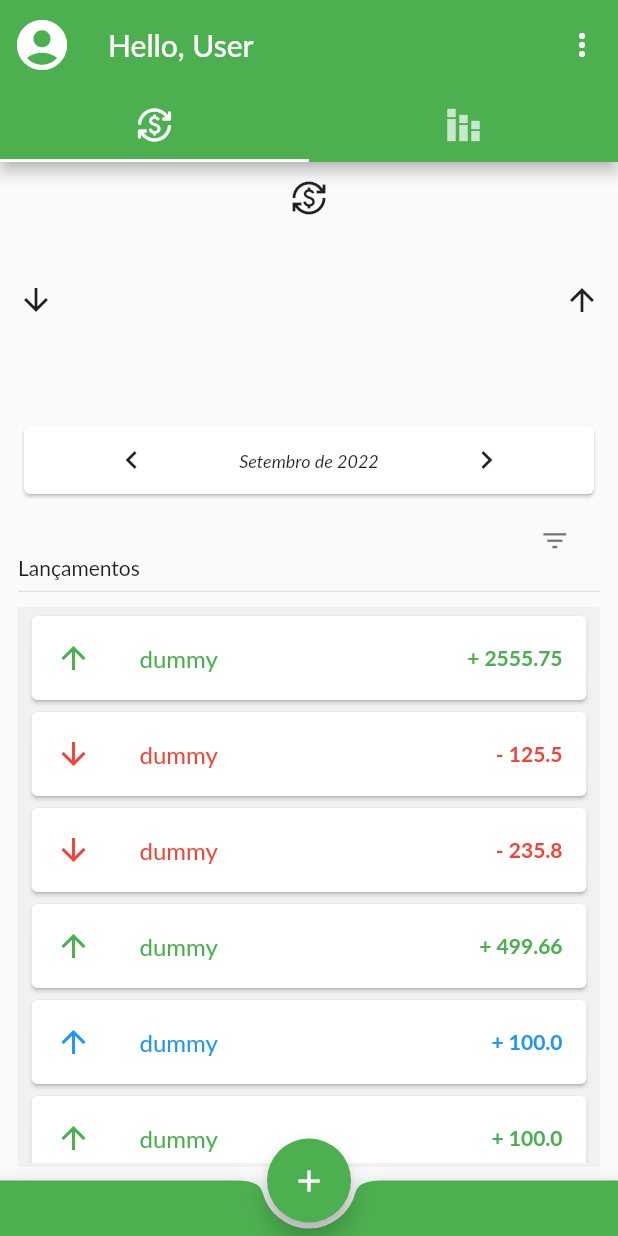
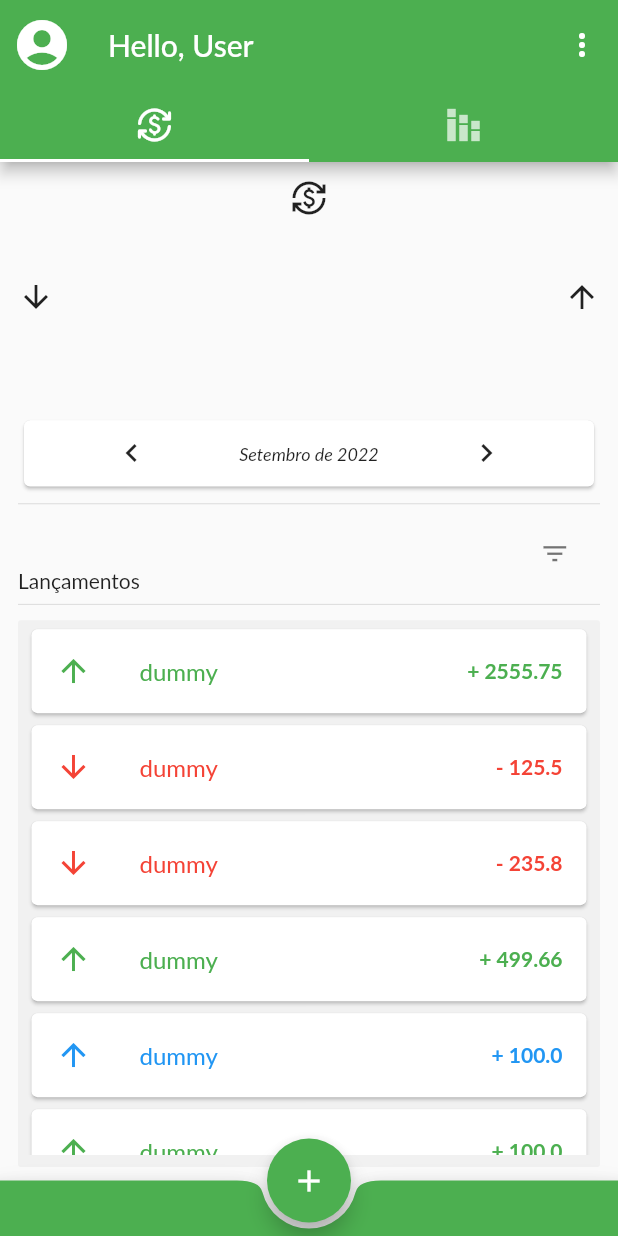
Before and after one commit to KassioRF/TP_PDM, a Flutter app: the screen it shows after launch, on a phone screen of 412 x 824 dp. Run offline on Flutter 3.47's test engine with Material 2 defaults, Android fonts, the phone set to English and light mode, and no system bars; Roboto replaces fonts that are missing (Lato).

Commit message:
Listview bugfix

```diff
--- a/gkfin/lib/data/dummy_data.dart
+++ b/gkfin/lib/data/dummy_data.dart
@@ -3,48 +3,63 @@ import '../providers/record.dart';
 // ignore: non_constant_identifier_names
 final List<Record> DUMMY_RECORDS = [
   Record(
+    id: 1,
     type: 'profit',
     value: 2555.75,
     desc: 'dummy',
   ),
   Record(
+    id: 2,
     type: 'spent',
     value: 125.5,
     desc: 'dummy',
   ),
   Record(
+    id: 3,
     type: 'spent',
     value: 235.8,
     desc: 'dummy',
   ),
   Record(
+    id: 4,
     type: 'profit',
     value: 499.66,
     desc: 'dummy',
   ),
   Record(
+    id: 5,
     type: 'invest',
     value: 100.0,
     desc: 'dummy',
   ),
   Record(
+    id: 6,
     type: 'profit',
     value: 100.0,
     desc: 'dummy',
   ),
   Record(
+    id: 7,
     type: 'spent',
     value: 525.5,
     desc: 'dummy',
   ),
   Record(
+    id: 8,
     type: 'spent',
     value: 25.5,
     desc: 'dummy',
   ),
   Record(
+    id: 9,
     type: 'spent',
     value: 30.5,
     desc: 'dummy',
   ),
+    Record(
+    id: 10,
+    type: 'invest',
+    value: 100.0,
+    desc: 'dummy',
+  ),
 ];
--- a/gkfin/lib/providers/record.dart
+++ b/gkfin/lib/providers/record.dart
@@ -1,12 +1,14 @@
 import 'package:flutter/widgets.dart';
 
 class Record with ChangeNotifier {
+  final int id;
   final String type;
   final double value;
   final String desc;
   //add date
 
   Record({
+    required this.id,
     required this.type,
     required this.value,
     required this.desc,
--- a/gkfin/lib/providers/records.dart
+++ b/gkfin/lib/providers/records.dart
@@ -28,8 +28,9 @@ class Records with ChangeNotifier {
     notifyListeners();
   }
 
-  void removeRecord(int index) {
-    _items.removeAt(index);
+  void  removeRecord(int id) {
+    // _items.removeAt(index);
+    _items.removeWhere((element) => element.id == id);
     notifyListeners();
   }
 
--- a/gkfin/lib/views/home.dart
+++ b/gkfin/lib/views/home.dart
@@ -43,6 +43,7 @@ class _HomeView extends State<HomeView> with SingleTickerProviderStateMixin {
   void initState(){
     super.initState();
     _tabController = TabController(vsync: this, length: 2);
+    // _tabController = TabController(vsync: this, length: 2);
   }
   // ignore: empty_constructor_bodies
   @override
@@ -148,28 +149,11 @@ class _HomeView extends State<HomeView> with SingleTickerProviderStateMixin {
               ),
             ),
 
-            //Records Filters
-            // Divider(height: 15,),
+            // Records Filters
+            Divider(height: 15,),
             Expanded(
               flex: 1,
-
               child: FilterItems(),
-              // Row(
-              //   mainAxisAlignment: MainAxisAlignment.spaceBetween,
-              //   crossAxisAlignment: CrossAxisAlignment.end,
-              //   children: <Widget>[
-              //     Text('Lançamentos'),
-              //     IconButton(
-              //       onPressed: (){},
-              //       //@TODO ADD BTN EVENT
-              //       icon: IconButton(
-              //         padding: EdgeInsets.only(top: 5.0),
-              //         onPressed: (){},
-              //         icon: Icon(Icons.filter_list),
-              //       )
-              //     ),
-              //   ]
-              // ),
             ),
 
             Divider(height: 15,),
@@ -178,6 +162,7 @@ class _HomeView extends State<HomeView> with SingleTickerProviderStateMixin {
             Expanded(
               flex: 7,
               child: Container(
+                padding: EdgeInsets.all(5.0),
                 decoration: _boxDecoration,
                 child: ListRecords(),
                 // child: showList(),
--- a/gkfin/lib/widgets/list_records.dart
+++ b/gkfin/lib/widgets/list_records.dart
@@ -7,8 +7,6 @@ import 'package:flutter/material.dart';
 import 'package:provider/provider.dart';
 import '../providers/records.dart';
 import '../providers/record.dart';
-
-
 
 // default box decoration
 
@@ -25,63 +23,38 @@ class _ListRecords extends State<ListRecords>{
   // Records recordsProvider = Records();
   @override
   void initState() {
-    // TODO: implement initState
     super.initState();
-    // getCurrentFilter();
   }
 
-  void getCurrentFilter() async {
-    // String activeFilter = recordsProvider.getFilter();
-  }
 
   void refresh(){
     setState(() {});
   }
 
-
   @override
   Widget build(BuildContext context) {
-    // show proft only, or spent,  or invest;
-    // final filter, const? enum ?
-    final recordsProvider = Provider.of<Records>(context);
-    final records = recordsProvider.items;
-
-    return ListView.builder (
-      padding: EdgeInsets.all(5.0),
-      itemCount: records.length,
-      itemBuilder: (ctx, i) => ChangeNotifierProvider.value(
-        value: records[i],
-        child: ListRecordsItem(index: i, refresh: refresh),
-      ),
+    return Consumer<Records>(
+      builder: (ctx, records, child) {
+        return ListView.builder(
+          itemCount: records.items.length,
+          itemBuilder: (ctx, i) => ListRecordsItem(index: i, record: records.items[i] ,refresh: refresh),
+        );
+      },
     );
   }
+}
+
+// ignore: must_be_immutable
+class ListRecordsItem extends StatelessWidget {
+  final int index;
+  final Record record;
+  VoidCallback refresh;
+
+  ListRecordsItem ({ Key? key, required this.index, required this.record, required this.refresh, } ): super(key:key);
 
 
-}
-
-
-// ignore: must_be_immutable
-class ListRecordsItem extends StatefulWidget {
-  // const ListRecordsItem ({super.key,required this.index});
-  final int index;
-  VoidCallback refresh;
-
-  ListRecordsItem ({ Key? key, required this.index, required this.refresh} ): super(key:key);
-  @override
-  // ignore: library_private_types_in_public_api
-  _ListRecordsItem createState() => _ListRecordsItem();
-
-}
-
-class _ListRecordsItem extends State<ListRecordsItem> {
-  @override
-  void initState() {
-    super.initState();
-  }
-
   // Show snackbar when onDismissed list item
-  void showSnackBar(context,index) {
-    Record record = Provider.of<Records>(context).items[index];
+  void showSnackBar(context,id) {
     ScaffoldMessenger.of(context).showSnackBar(
       SnackBar(
         content: Text("${record.desc} removido"),
@@ -90,56 +63,59 @@ class _ListRecordsItem extends State<ListRecordsItem> {
           label: "desfazer",
 
           onPressed: (){
-            Provider.of<Records>(context, listen: false).undoDelete(index, record);
+            Provider.of<Records>(context, listen: false).undoDelete(id, record);
           },
         ),
       ),
+    );
+
+  }
+
+  Widget deleteBgItem() {
+    return Container(
+      alignment: Alignment.centerRight,
+      padding: EdgeInsets.only(right: 20.0),
+      color: Colors.red,
+      child: Icon(Icons.delete, color: Colors.white),
     );
   }
 
   @override
   Widget build (BuildContext context) {
-    // final recordsProvider = Provider.of<Records>(context);
-    // final records = recordsProvider.items;
-    final records = Provider.of<Records>(context,).items;
-
     Color color;
     String value;
     Icon icon;
 
-    if (records[widget.index].type == 'spent') {
+    if (record.type == 'spent') {
       color = Colors.red;
-      value = "- ${records[widget.index].value}";
+      value = "- ${record.value}";
       icon = Icon(Icons.arrow_downward, color: color);
 
-    }else if (records[widget.index].type == 'profit') {
+    }else if (record.type == 'profit') {
       color = Theme.of(context).primaryColor;
-      value = "+ ${records[widget.index].value}";
+      value = "+ ${record.value}";
       icon = Icon(Icons.arrow_upward, color: color);
 
     }else {
       color = Colors.blue;
-      value = "+ ${records[widget.index].value}";
+      value = "+ ${record.value}";
       icon = Icon(Icons.arrow_upward, color: color);
     }
 
 
     return Dismissible(
-      key:  UniqueKey(),
-      onDismissed: (direction) {
-        showSnackBar(context, widget.index);
-        setState((){
-        Provider.of<Records>(context, listen: false).removeRecord(widget.index);
-        // refresh to prevent index error when record list it's updated
-        // ref: https://stackoverflow.com/questions/62011871/flutter-index-out-of-range-when-i-try-to-delete-an-item-from-a-list
-        widget.refresh();
-        });
+      key: ValueKey(record.id),
+      background: deleteBgItem(),
+      // key:  UniqueKey(),
+      onDismissed: (_) {
+        showSnackBar(context, record.id);
+        Provider.of<Records>(context, listen: false).removeRecord(record.id);
       },
       child: Card (
         child: ListTile(
           leading: icon,
           title: Text(
-            records[widget.index].desc,
+            record.desc,
             style: TextStyle(color: color),
           ),
           trailing: Text(
@@ -148,10 +124,6 @@ class _ListRecordsItem extends State<ListRecordsItem> {
           ),
         ),
       ),
-
     );
-
   }
-
-
 }
```
Also changed, not shown: gkfin/lib/widgets/filter_items.dart (+38 -87 lines).
